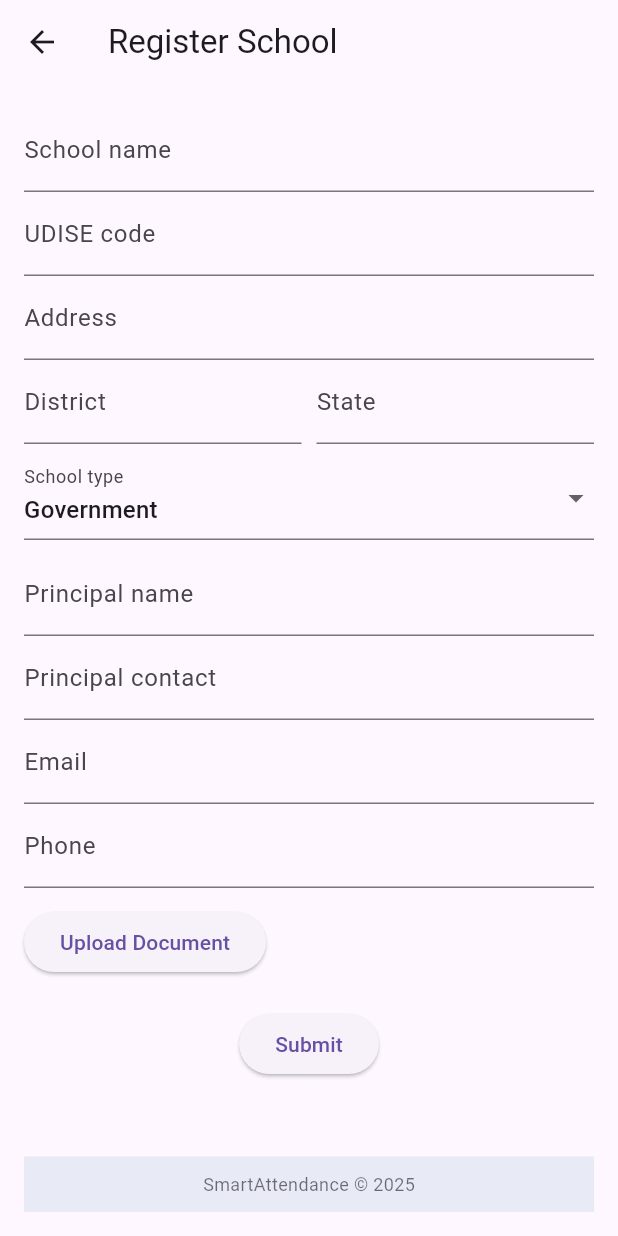
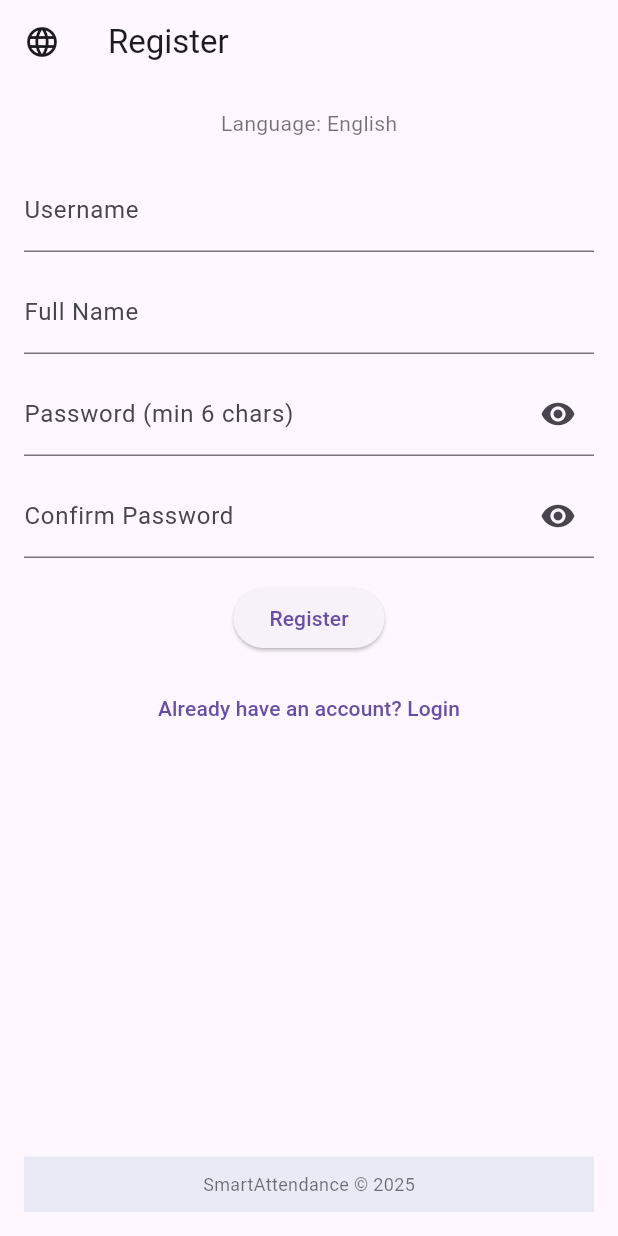
Before and after one commit to niranjan411/sih_project, a Flutter app: the screen it shows after launch, after a tap on "Login", after a tap on "Register first", on a phone screen of 412 x 824 dp. Run offline on Flutter 3.47's test engine with Material 3 defaults, Android fonts, the light colour scheme and no system bars; our stand-ins replace file_picker.

Commit message:
backend added

```diff
--- a/lib/routes.dart
+++ b/lib/routes.dart
@@ -1,6 +1,7 @@
 import 'package:flutter/material.dart';
 import 'screens/login_screen.dart';
-import 'screens/register_screen.dart';
+import 'screens/register_school_screen.dart';
+import 'screens/sign_up_screen.dart';
 import 'screens/dashboard_screen.dart';
 import 'screens/student_list_screen.dart';
 import 'screens/camera_attendance_screen.dart';
@@ -9,9 +10,11 @@ import 'screens/report_view_daily.dart';
 import 'screens/report_view_weekly.dart';
 import 'screens/report_view_monthly.dart';
 
+
 class Routes {
   static const String login = '/';
   static const String register = '/register';
+  static const String signup = '/signup';
   static const String dashboard = '/dashboard';
   static const String students = '/students';
   static const String camera = '/camera';
@@ -22,7 +25,8 @@ class Routes {
 
   static Map<String, WidgetBuilder> getRoutes() => {
         login: (c) => LoginScreen(),
-        register: (c) => RegisterScreen(),
+        signup : (_) => SignUpScreen(),
+        register: (c) => RegisterSchoolScreen(),
         dashboard: (c) => DashboardScreen(),
         students: (c) => StudentListScreen(),
         camera: (c) => CameraAttendanceScreen(),
--- a/lib/screens/login_screen.dart
+++ b/lib/screens/login_screen.dart
@@ -1,7 +1,10 @@
+import 'package:attendance_app1/screens/sign_up_screen.dart';
 import 'package:flutter/material.dart';
+import 'package:http/http.dart' as http;
+import 'dart:convert';
 import '../widgets/app_header.dart';
 import '../widgets/app_footer.dart';
-import 'package:file_picker/file_picker.dart'; // optional if you use file picker
+import 'sign_up_screen.dart';
 
 class LoginScreen extends StatefulWidget {
   @override
@@ -10,12 +13,10 @@ class LoginScreen extends StatefulWidget {
 
 class _LoginScreenState extends State<LoginScreen> {
   final _formKey = GlobalKey<FormState>();
-  String fullName = '';
+  String username = '';
   String password = '';
   String language = 'English';
-
-  // NOTE: password min length set to 6 to match your requested requirement.
-  // For better security change to >= 8.
+  bool _loading = false;
 
   _openLanguagePicker() async {
     final chosen = await showDialog<String>(
@@ -29,8 +30,43 @@ class _LoginScreenState extends State<LoginScreen> {
         ],
       ),
     );
+    if (chosen != null) setState(() => language = chosen);
+  }
 
-    if (chosen != null) setState(() => language = chosen);
+  Future<void> _loginUser() async {
+    final url = Uri.parse('http://localhost:3000/api/users/login'); // your backend URL
+    setState(() => _loading = true);
+
+    try {
+      final response = await http.post(
+        url,
+        headers: {'Content-Type': 'application/json'},
+        body: json.encode({
+          'username': username,
+          'password': password,
+        }),
+      );
+
+      final data = json.decode(response.body);
+
+      if (data['success'] == true) {
+        ScaffoldMessenger.of(context).showSnackBar(
+          SnackBar(content: Text('Login successful!')),
+        );
+        // Navigate to dashboard or home screen
+        Navigator.pushReplacementNamed(context, '/dashboard');
+      } else {
+        ScaffoldMessenger.of(context).showSnackBar(
+          SnackBar(content: Text(data['message'] ?? 'Login failed')),
+        );
+      }
+    } catch (e) {
+      ScaffoldMessenger.of(context).showSnackBar(
+        SnackBar(content: Text('Error: $e')),
+      );
+    } finally {
+      setState(() => _loading = false);
+    }
   }
 
   @override
@@ -52,44 +88,46 @@ class _LoginScreenState extends State<LoginScreen> {
             SizedBox(height: 20),
             Form(
               key: _formKey,
-              child: Column(children: [
+              child: Column(
+                children: [
                   TextFormField(
-                  decoration: InputDecoration(labelText: 'Full name'),
-                  validator: (v) => (v==null || v.trim().isEmpty) ? 'Enter full name' : null,
-                  onSaved: (v) => fullName = v!.trim(),
+                    decoration: InputDecoration(labelText: 'Username'),
+                    validator: (v) => (v == null || v.trim().isEmpty) ? 'Enter username' : null,
+                    onSaved: (v) => username = v!.trim(),
                   ),
                   SizedBox(height: 12),
                   TextFormField(
-                  decoration: InputDecoration(labelText: 'Password (min 6 chars)'),
+                    decoration: InputDecoration(labelText: 'Password'),
                     obscureText: true,
-                  validator: (v) {
-                    if (v == null || v.isEmpty) return 'Enter password';
-                    if (v.length < 6) return 'Password must be at least 6 chars';
-                    return null;
-                  },
+                    validator: (v) => (v == null || v.isEmpty) ? 'Enter password' : null,
                     onSaved: (v) => password = v ?? '',
                   ),
                   SizedBox(height: 16),
-                Row(
+                  _loading
+                      ? CircularProgressIndicator()
+                      : Row(
                           children: [
                             ElevatedButton(
                               child: Text('Login'),
                               onPressed: () {
                                 if (_formKey.currentState!.validate()) {
                                   _formKey.currentState!.save();
-                          // Simulate login - in real app call backend
-                          Navigator.pushReplacementNamed(context, '/dashboard');
+                                  _loginUser(); // call backend
                                 }
                               },
                             ),
                             SizedBox(width: 12),
                             TextButton(
                               child: Text('Register first'),
-                      onPressed: () => Navigator.pushNamed(context, '/register'),
+                              onPressed: () => Navigator.push(
+                                context,
+                                MaterialPageRoute(builder: (_) => SignUpScreen()),
+                              ),
                             )
                           ],
                         ),
-              ]),
+                ],
+              ),
             ),
             Spacer(),
             AppFooter(),
--- a/lib/screens/register_screen.dart
+++ /dev/null
@@ -1,96 +0,0 @@
-import 'package:flutter/material.dart';
-import '../widgets/app_header.dart';
-import '../widgets/app_footer.dart';
-import 'package:file_picker/file_picker.dart';
-
-class RegisterScreen extends StatefulWidget {
-  @override
-  _RegisterScreenState createState() => _RegisterScreenState();
-}
-
-class _RegisterScreenState extends State<RegisterScreen> {
-  final _form = GlobalKey<FormState>();
-  String schoolName = '';
-  String udise = '';
-  String address = '';
-  String district = '';
-  String stateName = '';
-  String schoolType = 'Government';
-  String principalName = '';
-  String principalContact = '';
-  String email = '';
-  String phone = '';
-  String? uploadedPath;
-
-  _pickDocument() async {
-    // uses file_picker
-    final result = await FilePicker.platform.pickFiles();
-    if (result != null && result.files.isNotEmpty) {
-      setState(() => uploadedPath = result.files.first.name);
-    }
-  }
-
-  @override
-  Widget build(BuildContext context) {
-    return Scaffold(
-      appBar: AppHeader(title: "Register School"),
-      body: Padding(
-        padding: const EdgeInsets.all(16.0),
-        child: Column(children: [
-          Expanded(
-            child: SingleChildScrollView(
-              child: Form(
-                key: _form,
-                child: Column(
-                  children: [
-                    TextFormField(decoration: InputDecoration(labelText: 'School name'), validator: (v)=> v==null||v.isEmpty ? 'Enter' : null, onSaved: (v)=>schoolName=v!),
-                    TextFormField(decoration: InputDecoration(labelText: 'UDISE code'), onSaved: (v)=>udise=v ?? ''),
-                    TextFormField(decoration: InputDecoration(labelText: 'Address'), onSaved: (v)=>address=v ?? ''),
-                    Row(children: [
-                      Expanded(child: TextFormField(decoration: InputDecoration(labelText: 'District'), onSaved: (v)=>district=v ?? '')),
-                      SizedBox(width: 10),
-                      Expanded(child: TextFormField(decoration: InputDecoration(labelText: 'State'), onSaved: (v)=>stateName=v ?? '')),
-                    ]),
-                    SizedBox(height: 8),
-                    DropdownButtonFormField<String>(
-                      value: schoolType,
-                      items: ['Government', 'Private', 'Aided']
-                          .map((s) => DropdownMenuItem(value: s, child: Text(s)))
-                          .toList(),
-                      onChanged: (v) => setState(()=>schoolType = v!),
-                      decoration: InputDecoration(labelText: 'School type'),
-                    ),
-                    SizedBox(height: 8),
-                    TextFormField(decoration: InputDecoration(labelText: 'Principal name'), onSaved: (v)=>principalName=v ?? ''),
-                    TextFormField(decoration: InputDecoration(labelText: 'Principal contact'), onSaved: (v)=>principalContact=v ?? ''),
-                    TextFormField(decoration: InputDecoration(labelText: 'Email'), onSaved: (v)=>email=v ?? ''),
-                    TextFormField(decoration: InputDecoration(labelText: 'Phone'), onSaved: (v)=>phone=v ?? ''),
-                    SizedBox(height: 12),
-                    Row(children: [
-                      ElevatedButton(onPressed: _pickDocument, child: Text('Upload Document')),
-                      SizedBox(width: 12),
-                      if (uploadedPath != null) Flexible(child: Text(uploadedPath!, overflow: TextOverflow.ellipsis)),
-                    ]),
-                    SizedBox(height: 20),
-                    ElevatedButton(
-                      onPressed: () {
-                        if (_form.currentState!.validate()) {
-                          _form.currentState!.save();
-                          // submit to backend...
-                          ScaffoldMessenger.of(context).showSnackBar(SnackBar(content: Text('Registration submitted')));
-                          Navigator.pop(context);
-                        }
-                      },
-                      child: Text('Submit'),
-                    ),
-                  ],
-                ),
-              ),
-            ),
-          ),
-          AppFooter(),
-        ]),
-      ),
-    );
-  }
-}
--- /dev/null
+++ b/lib/screens/sign_up_screen.dart
@@ -0,0 +1,181 @@
+import 'package:flutter/material.dart';
+import 'package:http/http.dart' as http;
+import 'dart:convert';
+import '../widgets/app_header.dart';
+import '../widgets/app_footer.dart';
+import 'register_school_screen.dart'; // import your school registration screen
+
+class SignUpScreen extends StatefulWidget {
+  @override
+  _SignUpScreenState createState() => _SignUpScreenState();
+}
+
+class _SignUpScreenState extends State<SignUpScreen> {
+  final _formKey = GlobalKey<FormState>();
+  final _usernameController = TextEditingController();
+  final _fullNameController = TextEditingController();
+  final _passwordController = TextEditingController();
+  final _confirmController = TextEditingController();
+
+  String language = 'English';
+  bool _loading = false;
+  bool _obscurePassword = true;
+  bool _obscureConfirm = true;
+
+  _openLanguagePicker() async {
+    final chosen = await showDialog<String>(
+      context: context,
+      builder: (_) => SimpleDialog(
+        title: Text('Choose language'),
+        children: [
+          SimpleDialogOption(child: Text('English'), onPressed: () => Navigator.pop(context, 'English')),
+          SimpleDialogOption(child: Text('हिन्दी'), onPressed: () => Navigator.pop(context, 'हिन्दी')),
+          SimpleDialogOption(child: Text('मराठी'), onPressed: () => Navigator.pop(context, 'मराठी')),
+        ],
+      ),
+    );
+    if (chosen != null) setState(() => language = chosen);
+  }
+
+  Future<void> _registerUser() async {
+    final url = Uri.parse('http://localhost:3000/api/users/signup'); // replace with your backend URL
+    setState(() => _loading = true);
+
+    try {
+      final response = await http.post(
+        url,
+        headers: {'Content-Type': 'application/json'},
+        body: json.encode({
+          'username': _usernameController.text.trim(),
+          'full_name': _fullNameController.text.trim(),
+          'password': _passwordController.text,
+        }),
+      );
+
+      final data = json.decode(response.body);
+
+      if (data['success'] == true) {
+        ScaffoldMessenger.of(context).showSnackBar(
+          SnackBar(content: Text('Registered successfully!')),
+        );
+        // Navigate to RegisterSchoolScreen after successful signup
+        Navigator.pushReplacement(
+          context,
+          MaterialPageRoute(builder: (_) => RegisterSchoolScreen()),
+        );
+      } else {
+        ScaffoldMessenger.of(context).showSnackBar(
+          SnackBar(content: Text(data['message'] ?? 'Registration failed')),
+        );
+      }
+    } catch (e) {
+      ScaffoldMessenger.of(context).showSnackBar(
+        SnackBar(content: Text('Error: $e')),
+      );
+    } finally {
+      setState(() => _loading = false);
+    }
+  }
+
+  @override
+  void dispose() {
+    _usernameController.dispose();
+    _fullNameController.dispose();
+    _passwordController.dispose();
+    _confirmController.dispose();
+    super.dispose();
+  }
+
+  @override
+  Widget build(BuildContext context) {
+    return Scaffold(
+      appBar: AppHeader(
+        title: "Register",
+        leading: IconButton(
+          icon: Icon(Icons.language),
+          onPressed: _openLanguagePicker,
+          tooltip: 'Change Language',
+        ),
+      ),
+      body: Padding(
+        padding: const EdgeInsets.all(16.0),
+        child: Column(
+          children: [
+            Text("Language: $language", style: TextStyle(color: Colors.black54)),
+            SizedBox(height: 20),
+            Form(
+              key: _formKey,
+              child: Column(
+                children: [
+                  TextFormField(
+                    controller: _usernameController,
+                    decoration: InputDecoration(labelText: 'Username'),
+                    validator: (v) => (v == null || v.trim().isEmpty) ? 'Enter username' : null,
+                  ),
+                  SizedBox(height: 12),
+                  TextFormField(
+                    controller: _fullNameController,
+                    decoration: InputDecoration(labelText: 'Full Name'),
+                    validator: (v) => (v == null || v.trim().isEmpty) ? 'Enter full name' : null,
+                  ),
+                  SizedBox(height: 12),
+                  TextFormField(
+                    controller: _passwordController,
+                    decoration: InputDecoration(
+                      labelText: 'Password (min 6 chars)',
+                      suffixIcon: IconButton(
+                        icon: Icon(_obscurePassword ? Icons.visibility : Icons.visibility_off),
+                        onPressed: () => setState(() => _obscurePassword = !_obscurePassword),
+                      ),
+                    ),
+                    obscureText: _obscurePassword,
+                    validator: (v) {
+                      if (v == null || v.isEmpty) return 'Enter password';
+                      if (v.length < 6) return 'Password must be at least 6 chars';
+                      return null;
+                    },
+                  ),
+                  SizedBox(height: 12),
+                  TextFormField(
+                    controller: _confirmController,
+                    decoration: InputDecoration(
+                      labelText: 'Confirm Password',
+                      suffixIcon: IconButton(
+                        icon: Icon(_obscureConfirm ? Icons.visibility : Icons.visibility_off),
+                        onPressed: () => setState(() => _obscureConfirm = !_obscureConfirm),
+                      ),
+                    ),
+                    obscureText: _obscureConfirm,
+                    validator: (v) {
+                      if (v == null || v.isEmpty) return 'Confirm your password';
+                      if (v != _passwordController.text) return 'Passwords do not match';
+                      return null;
+                    },
+                  ),
+                  SizedBox(height: 16),
+                  _loading
+                      ? CircularProgressIndicator()
+                      : ElevatedButton(
+                          child: Text('Register'),
+                          onPressed: () {
+                            if (_formKey.currentState!.validate()) {
+                              _registerUser(); // After signup, goes to RegisterSchoolScreen
+                            }
+                          },
+                        ),
+                  SizedBox(height: 12),
+                  TextButton(
+                    child: Text('Already have an account? Login'),
+                    onPressed: () => Navigator.pushReplacementNamed(context, '/'),
+                  ),
+                ],
+              ),
+            ),
+            Spacer(),
+            AppFooter(),
+          ],
+        ),
+      ),
+    );
+  }
+}
```
Also changed, not shown: lib/screens/register_school_screen.dart (added, +96 -0 lines), 12 other files. Lines whose indentation alone changed are shown as unchanged.
